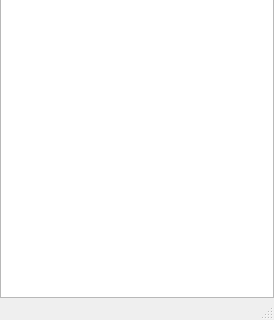
The window that mainwindow.ui (kutegram/client) describes before a commit, drawn with Qt 5; both pictures show x 0 to 274 and y 212 to 532 of the 274 by 532 pixel window.
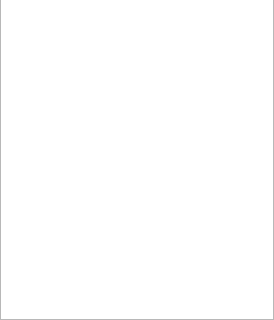
The same window after the commit.

Diff of the .ui file:
```diff
--- a/mainwindow.ui
+++ b/mainwindow.ui
@@ -73,7 +73,6 @@
    <addaction name="menu_2"/>
    <addaction name="menu_3"/>
   </widget>
-  <widget class="QStatusBar" name="statusBar"/>
   <action name="loginAction">
    <property name="text">
     <string>Войти в аккаунт</string>
```
